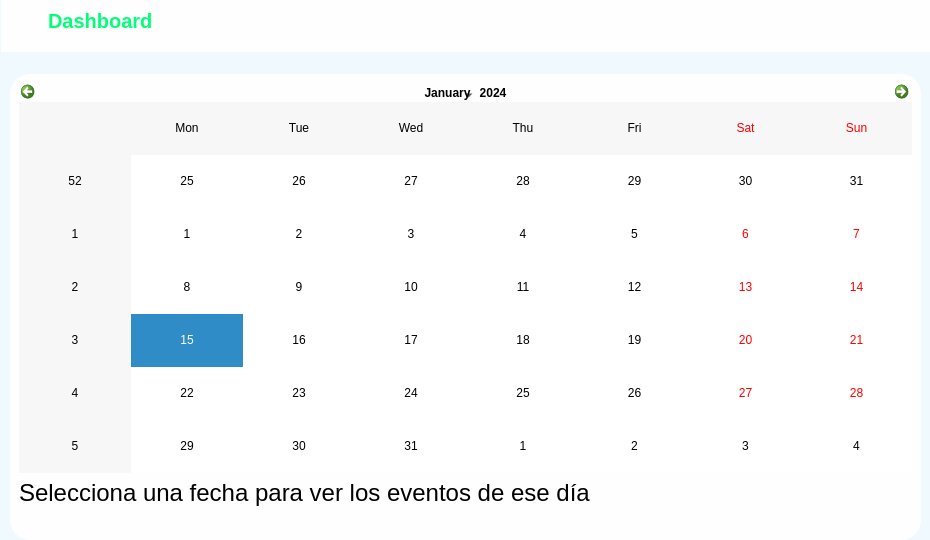
The window that src/Vista/vistacliente.ui (gjimec00/STDEvents) describes before a commit, drawn with Qt 5.
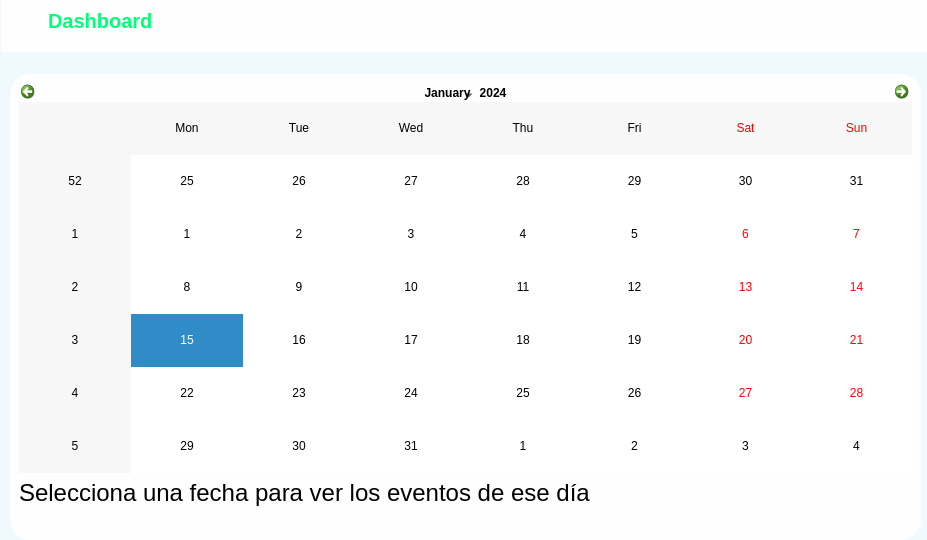
The same window after the commit. Icons and pictures are not drawn.

The edit to the form file:
```diff
--- a/src/Vista/vistacliente.ui
+++ b/src/Vista/vistacliente.ui
@@ -6,7 +6,7 @@
    <rect>
     <x>0</x>
     <y>0</y>
-    <width>930</width>
+    <width>927</width>
     <height>540</height>
    </rect>
   </property>
```
